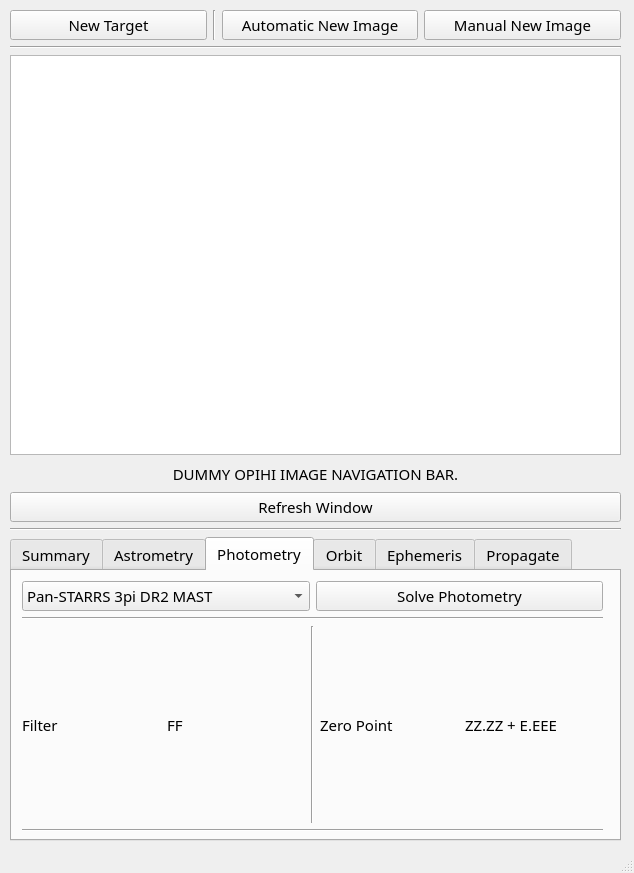
This is src/opihiexarata/gui/qtui/manual.ui in psmd-iberutaru/OpihiExarata as Qt 5 draws it before an edit. The edited form follows.
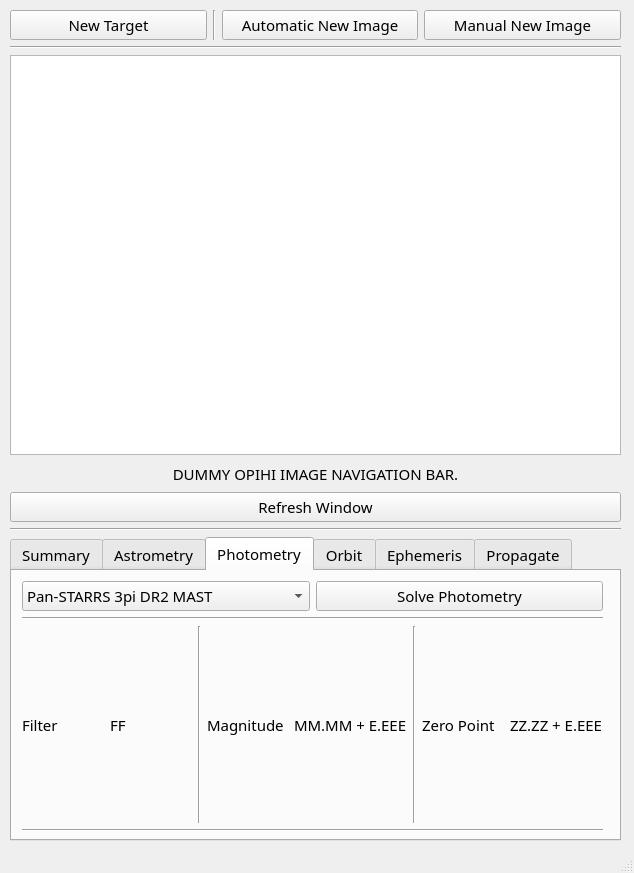
This is the edited form. The open tabs and pages were chosen to show the change.

Commit message: Detour: added magnitude, fixes #35

Patch:
```diff
--- a/src/opihiexarata/gui/qtui/manual.ui
+++ b/src/opihiexarata/gui/qtui/manual.ui
@@ -582,6 +582,27 @@
                 </property>
                </widget>
               </item>
+              <item>
+               <widget class="QLabel" name="label_static_photometry_magnitude">
+                <property name="text">
+                 <string>Magnitude</string>
+                </property>
+               </widget>
+              </item>
+              <item>
+               <widget class="QLabel" name="label_dynamic_photometry_magnitude">
+                <property name="text">
+                 <string>MM.MM + E.EEE</string>
+                </property>
+               </widget>
+              </item>
+              <item>
+               <widget class="Line" name="line_4">
+                <property name="orientation">
+                 <enum>Qt::Vertical</enum>
+                </property>
+               </widget>
+              </item>
               <item>
                <widget class="QLabel" name="label_static_photometry_zero_point_label">
                 <property name="text">
```
Left out of the diff: 2 changed lines with no effect on the pictures. The commit also changes 6 other files.
